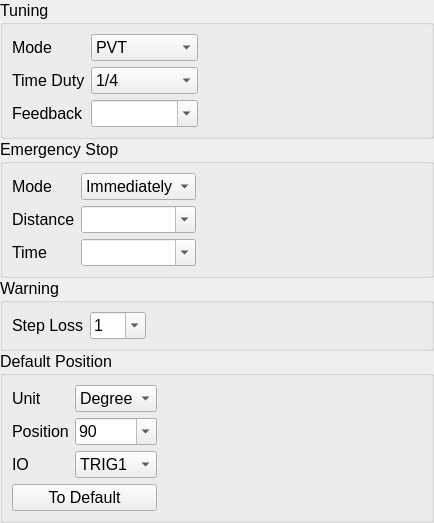
The window that source/wnd/ui/mrqaxes2.ui (ww4u/megarobostudio) describes before a commit, drawn with Qt 5.
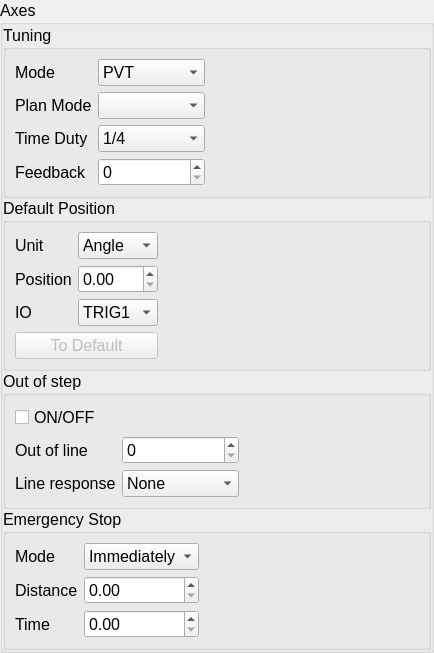
The same window after the commit. Custom widgets are drawn as their Qt base class.

The edit to the form file:
```diff
--- a/source/wnd/ui/mrqaxes2.ui
+++ b/source/wnd/ui/mrqaxes2.ui
@@ -7,7 +7,7 @@
     <x>0</x>
     <y>0</y>
     <width>434</width>
-    <height>483</height>
+    <height>568</height>
    </rect>
   </property>
   <property name="font">
@@ -36,12 +36,33 @@
     <number>0</number>
    </property>
    <item>
+    <widget class="QGroupBox" name="groupBox_3">
+     <property name="title">
+      <string>Axes</string>
+     </property>
+     <layout class="QVBoxLayout" name="verticalLayout_2">
+      <property name="spacing">
+       <number>0</number>
+      </property>
+      <property name="leftMargin">
+       <number>0</number>
+      </property>
+      <property name="topMargin">
+       <number>0</number>
+      </property>
+      <property name="rightMargin">
+       <number>0</number>
+      </property>
+      <property name="bottomMargin">
+       <number>0</number>
+      </property>
+      <item>
     <widget class="QGroupBox" name="gb_tuning">
      <property name="title">
       <string>Tuning</string>
      </property>
      <layout class="QGridLayout" name="gridLayout">
-      <item row="1" column="0">
+         <item row="2" column="0">
        <widget class="QLabel" name="label_23">
         <property name="minimumSize">
          <size>
@@ -54,20 +75,7 @@
         </property>
        </widget>
       </item>
-      <item row="0" column="0">
-       <widget class="QLabel" name="label_22">
-        <property name="minimumSize">
-         <size>
-          <width>64</width>
-          <height>0</height>
-         </size>
-        </property>
-        <property name="text">
-         <string>Mode</string>
-        </property>
-       </widget>
-      </item>
-      <item row="0" column="4">
+         <item row="0" column="3">
        <spacer name="horizontalSpacer">
         <property name="orientation">
          <enum>Qt::Horizontal</enum>
@@ -80,8 +88,8 @@
         </property>
        </spacer>
       </item>
-      <item row="2" column="0">
-       <widget class="QLabel" name="label_24">
+         <item row="0" column="0">
+          <widget class="QLabel" name="label_22">
         <property name="minimumSize">
          <size>
           <width>64</width>
@@ -89,11 +97,11 @@
          </size>
         </property>
         <property name="text">
-         <string>Feedback</string>
+            <string>Mode</string>
         </property>
        </widget>
       </item>
-      <item row="0" column="1" colspan="3">
+         <item row="0" column="1" colspan="2">
        <widget class="QComboBox" name="cmbTuneMode">
         <property name="minimumSize">
          <size>
@@ -118,7 +126,7 @@
         </item>
        </widget>
       </item>
-      <item row="1" column="1" colspan="3">
+         <item row="2" column="1" colspan="2">
        <widget class="QComboBox" name="cmbTimeWidth">
         <property name="editable">
          <bool>false</bool>
@@ -145,139 +153,31 @@
         </item>
        </widget>
       </item>
-      <item row="2" column="1" colspan="3">
-       <widget class="QComboBox" name="cmbTuneFb">
-        <property name="editable">
-         <bool>true</bool>
-        </property>
-       </widget>
-      </item>
-     </layout>
-    </widget>
-   </item>
-   <item>
-    <widget class="QGroupBox" name="groupBox">
-     <property name="title">
-      <string>Emergency Stop</string>
-     </property>
-     <layout class="QGridLayout" name="gridLayout_3">
-      <item row="0" column="0">
-       <widget class="QLabel" name="label">
+         <item row="3" column="1" colspan="2">
+          <widget class="QSpinBox" name="spinFeedback"/>
+         </item>
+         <item row="3" column="0">
+          <widget class="QLabel" name="label_24">
+           <property name="minimumSize">
+            <size>
+             <width>64</width>
+             <height>0</height>
+            </size>
+           </property>
         <property name="text">
-         <string>Mode</string>
+            <string>Feedback</string>
         </property>
        </widget>
       </item>
       <item row="1" column="0">
-       <widget class="QLabel" name="label_2">
+          <widget class="QLabel" name="label_9">
         <property name="text">
-         <string>Distance</string>
+            <string>Plan Mode</string>
         </property>
        </widget>
       </item>
-      <item row="0" column="1">
-       <widget class="QComboBox" name="cmbStopMode">
-        <item>
-         <property name="text">
-          <string>Immediately</string>
-         </property>
-        </item>
-        <item>
-         <property name="text">
-          <string>Delay</string>
-         </property>
-        </item>
-       </widget>
-      </item>
-      <item row="1" column="1">
-       <widget class="QComboBox" name="cmbStopDist">
-        <property name="editable">
-         <bool>true</bool>
-        </property>
-       </widget>
-      </item>
-      <item row="2" column="1">
-       <widget class="QComboBox" name="cmbStopTime">
-        <property name="editable">
-         <bool>true</bool>
-        </property>
-       </widget>
-      </item>
-      <item row="2" column="0">
-       <widget class="QLabel" name="label_3">
-        <property name="text">
-         <string>Time</string>
-        </property>
-       </widget>
-      </item>
-      <item row="0" column="2">
-       <spacer name="horizontalSpacer_3">
-        <property name="orientation">
-         <enum>Qt::Horizontal</enum>
-        </property>
-        <property name="sizeHint" stdset="0">
-         <size>
-          <width>40</width>
-          <height>20</height>
-         </size>
-        </property>
-       </spacer>
-      </item>
-     </layout>
-    </widget>
-   </item>
-   <item>
-    <widget class="QGroupBox" name="gb_limit">
-     <property name="title">
-      <string>Warning</string>
-     </property>
-     <layout class="QGridLayout" name="gridLayout_2">
-      <item row="0" column="0">
-       <widget class="QLabel" name="label_25">
-        <property name="text">
-         <string>Step Loss</string>
-        </property>
-       </widget>
-      </item>
-      <item row="0" column="1">
-       <widget class="QComboBox" name="cmbWarnLoss">
-        <property name="editable">
-         <bool>true</bool>
-        </property>
-        <item>
-         <property name="text">
-          <string>1</string>
-         </property>
-        </item>
-        <item>
-         <property name="text">
-          <string>10</string>
-         </property>
-        </item>
-        <item>
-         <property name="text">
-          <string>50</string>
-         </property>
-        </item>
-        <item>
-         <property name="text">
-          <string>100</string>
-         </property>
-        </item>
-       </widget>
-      </item>
-      <item row="0" column="2">
-       <spacer name="horizontalSpacer_2">
-        <property name="orientation">
-         <enum>Qt::Horizontal</enum>
-        </property>
-        <property name="sizeHint" stdset="0">
-         <size>
-          <width>40</width>
-          <height>20</height>
-         </size>
-        </property>
-       </spacer>
+         <item row="1" column="1" colspan="2">
+          <widget class="ValueComboBox" name="cmbPlanMode"/>
       </item>
      </layout>
     </widget>
@@ -297,16 +197,16 @@
       </item>
       <item row="0" column="1">
        <widget class="QComboBox" name="cmbInitUnit">
-        <item>
-         <property name="text">
-          <string>Degree</string>
-         </property>
-        </item>
         <item>
          <property name="text">
           <string>Angle</string>
          </property>
         </item>
+           <item>
+            <property name="text">
+             <string>Radian</string>
+            </property>
+           </item>
         <item>
          <property name="text">
           <string>mm</string>
@@ -355,28 +255,6 @@
         </property>
        </widget>
       </item>
-      <item row="1" column="1">
-       <widget class="QComboBox" name="cmbInitPos">
-        <property name="editable">
-         <bool>true</bool>
-        </property>
-        <item>
-         <property name="text">
-          <string>90</string>
-         </property>
-        </item>
-        <item>
-         <property name="text">
-          <string>-90</string>
-         </property>
-        </item>
-        <item>
-         <property name="text">
-          <string>0</string>
-         </property>
-        </item>
-       </widget>
-      </item>
       <item row="2" column="0">
        <widget class="QLabel" name="label_6">
         <property name="text">
@@ -399,16 +277,155 @@
       </item>
       <item row="3" column="0" colspan="2">
        <widget class="QPushButton" name="btnInitZero">
+           <property name="enabled">
+            <bool>false</bool>
+           </property>
         <property name="text">
          <string>To Default</string>
         </property>
        </widget>
       </item>
+         <item row="1" column="1">
+          <widget class="QDoubleSpinBox" name="spinInitPosition"/>
+         </item>
      </layout>
     </widget>
    </item>
    <item>
-    <spacer name="verticalSpacer">
+       <widget class="QGroupBox" name="gb_limit">
+        <property name="title">
+         <string>Out of step</string>
+        </property>
+        <layout class="QGridLayout" name="gridLayout_2">
+         <item row="1" column="2">
+          <spacer name="horizontalSpacer_2">
+           <property name="orientation">
+            <enum>Qt::Horizontal</enum>
+           </property>
+           <property name="sizeHint" stdset="0">
+            <size>
+             <width>40</width>
+             <height>20</height>
+            </size>
+           </property>
+          </spacer>
+         </item>
+         <item row="2" column="0">
+          <widget class="QLabel" name="label_8">
+           <property name="text">
+            <string>Line response</string>
+           </property>
+          </widget>
+         </item>
+         <item row="2" column="1">
+          <widget class="QComboBox" name="cmbLineResponse">
+           <item>
+            <property name="text">
+             <string>None</string>
+            </property>
+           </item>
+           <item>
+            <property name="text">
+             <string>Alarm</string>
+            </property>
+           </item>
+           <item>
+            <property name="text">
+             <string>Stop</string>
+            </property>
+           </item>
+           <item>
+            <property name="text">
+             <string>Alarm | Stop</string>
+            </property>
+           </item>
+          </widget>
+         </item>
+         <item row="1" column="0">
+          <widget class="QLabel" name="label_7">
+           <property name="text">
+            <string>Out of line</string>
+           </property>
+          </widget>
+         </item>
+         <item row="1" column="1">
+          <widget class="QSpinBox" name="spinOutOfLine"/>
+         </item>
+         <item row="0" column="0">
+          <widget class="QCheckBox" name="chkOutOfLineState">
+           <property name="text">
+            <string>ON/OFF</string>
+           </property>
+          </widget>
+         </item>
+        </layout>
+       </widget>
+      </item>
+      <item>
+       <widget class="QGroupBox" name="groupBox">
+        <property name="title">
+         <string>Emergency Stop</string>
+        </property>
+        <layout class="QGridLayout" name="gridLayout_3">
+         <item row="0" column="0">
+          <widget class="QLabel" name="label">
+           <property name="text">
+            <string>Mode</string>
+           </property>
+          </widget>
+         </item>
+         <item row="1" column="0">
+          <widget class="QLabel" name="label_2">
+           <property name="text">
+            <string>Distance</string>
+           </property>
+          </widget>
+         </item>
+         <item row="0" column="1">
+          <widget class="QComboBox" name="cmbStopMode">
+           <item>
+            <property name="text">
+             <string>Immediately</string>
+            </property>
+           </item>
+           <item>
+            <property name="text">
+             <string>Delay</string>
+            </property>
+           </item>
+          </widget>
+         </item>
+         <item row="2" column="0">
+          <widget class="QLabel" name="label_3">
+           <property name="text">
+            <string>Time</string>
+           </property>
+          </widget>
+         </item>
+         <item row="0" column="2">
+          <spacer name="horizontalSpacer_3">
+           <property name="orientation">
+            <enum>Qt::Horizontal</enum>
+           </property>
+           <property name="sizeHint" stdset="0">
+            <size>
+             <width>40</width>
+             <height>20</height>
+            </size>
+           </property>
+          </spacer>
+         </item>
+         <item row="1" column="1">
+          <widget class="QDoubleSpinBox" name="spinStopDistance"/>
+         </item>
+         <item row="2" column="1">
+          <widget class="QDoubleSpinBox" name="spinStopTime"/>
+         </item>
+        </layout>
+       </widget>
+      </item>
+      <item>
+       <spacer name="verticalSpacer_2">
      <property name="orientation">
       <enum>Qt::Vertical</enum>
      </property>
@@ -422,6 +439,16 @@
    </item>
   </layout>
  </widget>
+   </item>
+  </layout>
+ </widget>
+ <customwidgets>
+  <customwidget>
+   <class>ValueComboBox</class>
+   <extends>QComboBox</extends>
+   <header>valuecombobox.h</header>
+  </customwidget>
+ </customwidgets>
  <resources/>
  <connections/>
 </ui>
```
Lines whose indentation alone changed are shown as unchanged.
